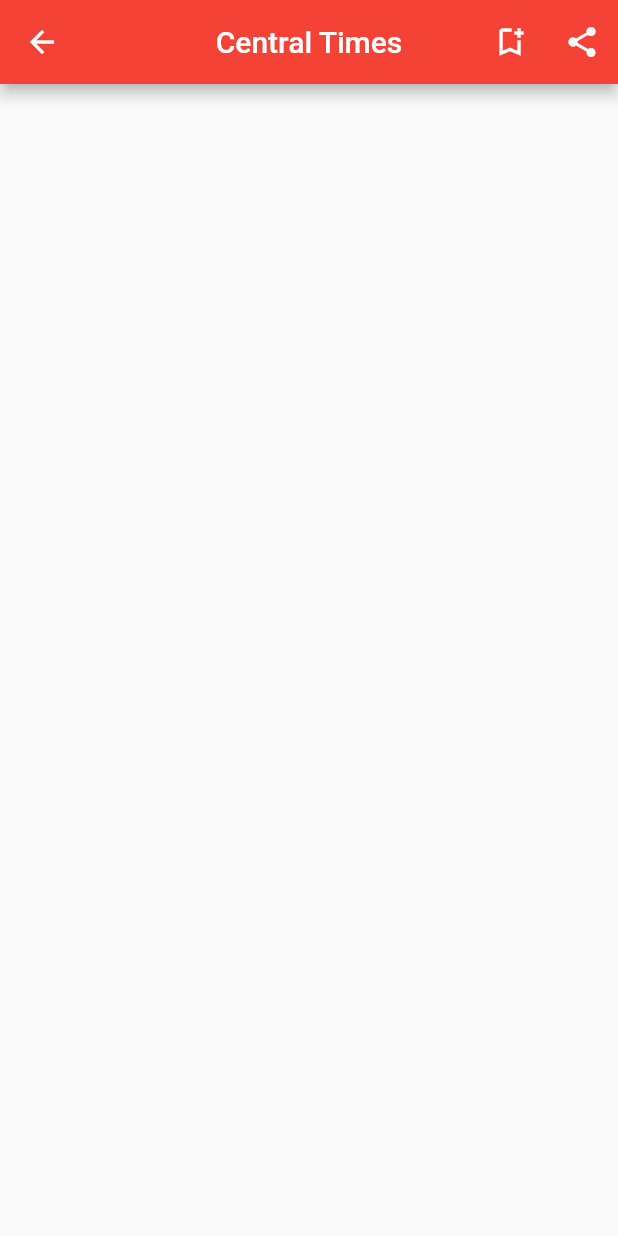
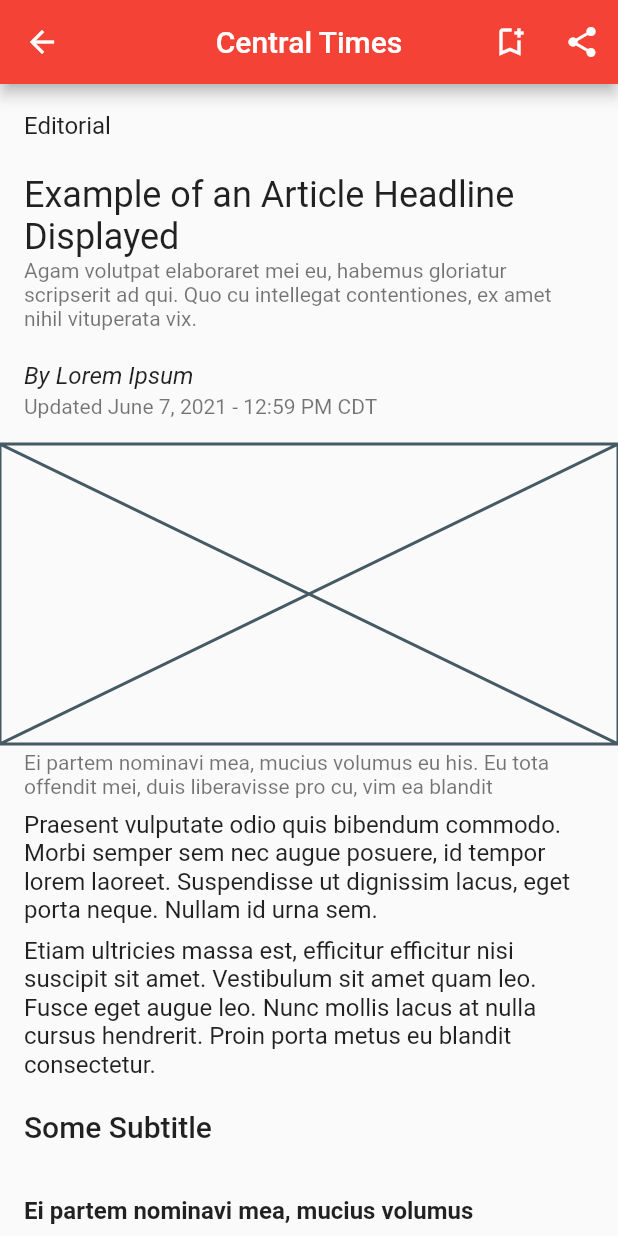
Before and after one commit to CentralTimes/centraltimes_app, a Flutter app: the ArticleView screen opened directly, on a phone screen of 412 x 824 dp. Run offline on Flutter 3.47's test engine with Material 2 defaults, Android fonts, the phone set to English and light mode, and no system bars.

Commit message:
added article view

```diff
--- a/lib/views/article.dart
+++ b/lib/views/article.dart
@@ -12,6 +12,27 @@ class ArticleView extends StatelessWidget {
           IconButton(onPressed: () {}, icon: Icon(Icons.share)),
         ],
       ),
+      body: ListView(
+        children: [
+          ListTile(title: Text("Editorial")),
+          ListTile(
+            title: Text("Example of an Article Headline Displayed", style: Theme.of(context).textTheme.headline5),
+            subtitle: Text("Agam volutpat elaboraret mei eu, habemus gloriatur scripserit ad qui. Quo cu intellegat contentiones, ex amet nihil vituperata vix."),
+          ),
+          ListTile(title: Text("By Lorem Ipsum", style: TextStyle(fontStyle: FontStyle.italic)), subtitle: Text("Updated June 7, 2021 - 12:59 PM CDT")),
+          Placeholder(fallbackHeight: 200),
+          ListTile(subtitle: Text("Ei partem nominavi mea, mucius volumus eu his. Eu tota offendit mei, duis liberavisse pro cu, vim ea blandit")),
+          ListTile(title: Text("Praesent vulputate odio quis bibendum commodo. Morbi semper sem nec augue posuere, id tempor lorem laoreet. Suspendisse ut dignissim lacus, eget porta neque. Nullam id urna sem. ")),
+          ListTile(title: Text("Etiam ultricies massa est, efficitur efficitur nisi suscipit sit amet. Vestibulum sit amet quam leo. Fusce eget augue leo. Nunc mollis lacus at nulla cursus hendrerit. Proin porta metus eu blandit consectetur.")),
+          ListTile(title: Text("Some Subtitle",  style: Theme.of(context).textTheme.headline6)),
+          ListTile(title: Text("Ei partem nominavi mea, mucius volumus",  style: TextStyle(fontWeight: FontWeight.bold))),
+          ListTile(subtitle: Text("Ei mei quando labore consectetuer, mel inani lucilius et. Meis civibus explicari an mei, menandri vulputate pri id.")),
+          Placeholder(fallbackHeight: 100),
+          ListTile(subtitle: Text("Mei equidem quaestio mnesarchum in, summo mucius duo ne, ut fabellas dissentiet nam. Vel dicat aperiri a.")),
+          Placeholder(fallbackHeight: 300),
+          ListTile(title: Text("Alia mnesarchum sit ex, et everti tritani probatus quo. Quis movet te pri, deleniti erroribus cu per. Epicuri iracundia ius ea. Ut has munere option senserit, at has audiam denique accommodare. Per zril indoctum in, explicari mediocritatem et quo.")),
+        ],
+      ),
     );
   }
 }
```
